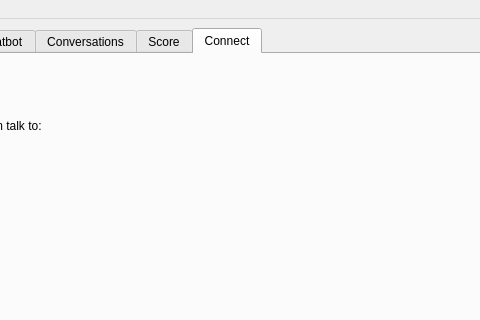
This is src/chatbot/front-end/mainwindow.ui in lvklabs/chatbot as Qt 5 draws it before an edit; both pictures show x 200 to 680 and y 0 to 320 of the 1024 by 600 pixel window. The edited form follows.
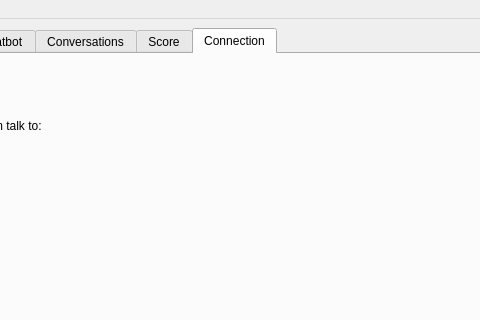
This is the edited form. Icons and pictures are not drawn. Custom widgets are drawn as their Qt base class.

Commit message: Added Status icon to the 'connect' tab. Updated title to the 'Connect tab'

What changed in the file:
```diff
--- a/src/chatbot/front-end/mainwindow.ui
+++ b/src/chatbot/front-end/mainwindow.ui
@@ -745,7 +745,7 @@
        </widget>
        <widget class="QWidget" name="connectTab">
         <attribute name="title">
-         <string>Connect</string>
+         <string>Connection</string>
         </attribute>
         <layout class="QGridLayout" name="gridLayout_8">
          <item row="0" column="0">
```
Left out of the diff: 4 changed lines with no effect on the pictures. The commit also changes 10 other files.
